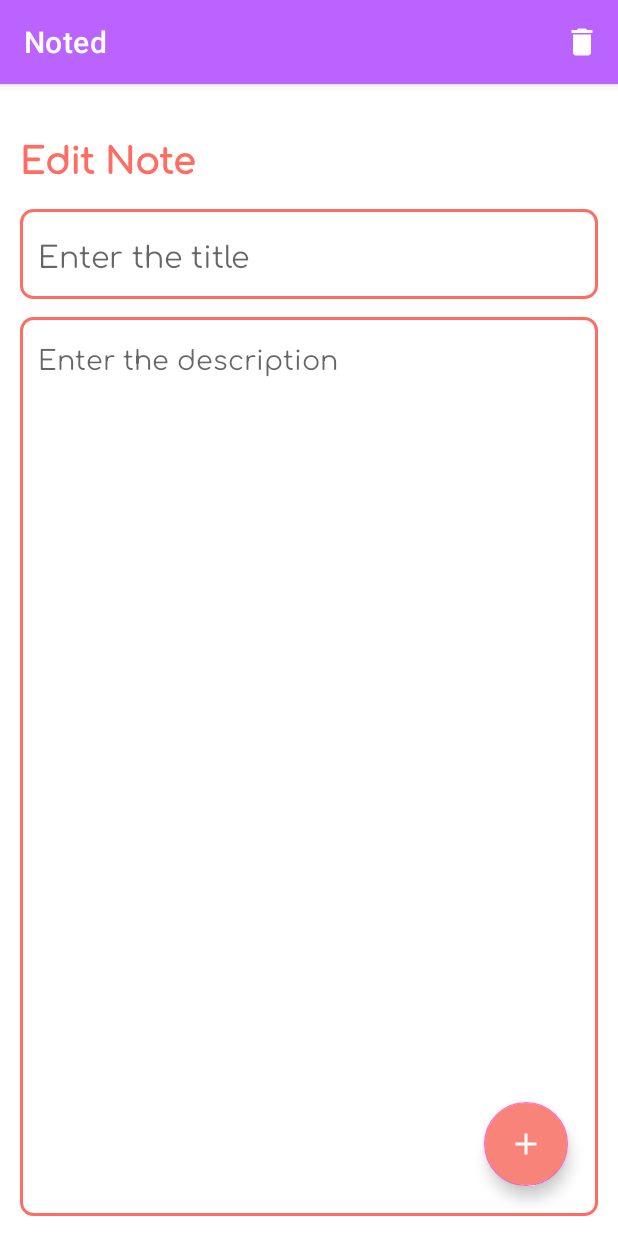
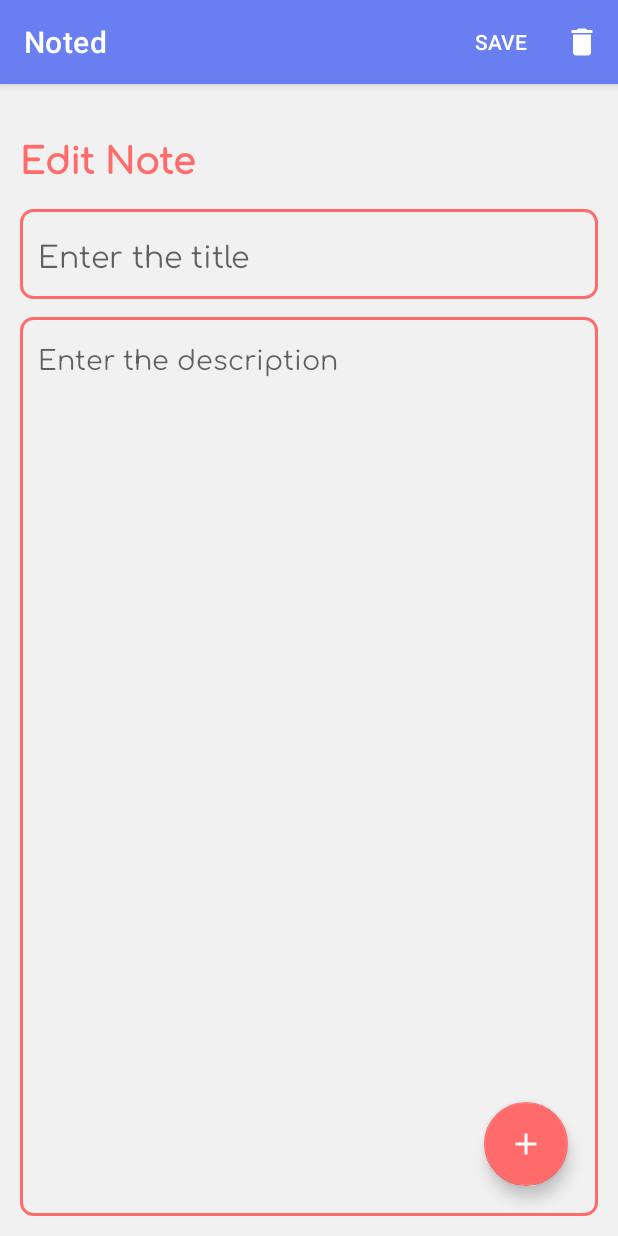
Before and after one commit to KushagraShukla004/Noted, an Android app: the EditNoteFragment screen opened through its navigation route, on a phone screen of 412 x 824 dp. Run offline under Robolectric (Android 15) with nearby library versions, the phone set to English and light mode, and no system bars; our stand-ins replace Room's generated code, data binding; 3 statements that could not run were skipped.

Commit message:
Style and color changes

```diff
--- a/app/src/main/res/drawable/red_border.xml
+++ b/app/src/main/res/drawable/red_border.xml
@@ -4,7 +4,7 @@
 
     <stroke
         android:width="2dp"
-        android:color="@color/brick_red"/>
+        android:color="@color/soft_red"/>
 
     <corners
         android:radius="8dp"/>
--- a/app/src/main/res/layout/fragment_add_note.xml
+++ b/app/src/main/res/layout/fragment_add_note.xml
@@ -19,7 +19,7 @@
             android:layout_marginTop="16dp"
             android:fontFamily="@font/comfortaa"
             android:text="@string/add_note"
-            android:textColor="@color/brick_red"
+            android:textColor="@color/soft_red"
             android:textSize="24sp"
             android:textStyle="bold" />
 
--- a/app/src/main/res/layout/fragment_edit_note.xml
+++ b/app/src/main/res/layout/fragment_edit_note.xml
@@ -20,7 +20,7 @@
             android:fontFamily="@font/comfortaa"
             android:text="Edit Note"
             android:textStyle="bold"
-            android:textColor="@color/brick_red"
+            android:textColor="@color/soft_red"
             android:textSize="24sp"
             tools:ignore="HardcodedText" />
 
@@ -59,7 +59,7 @@
             android:layout_marginEnd="20dp"
             android:layout_marginBottom="20dp"
             android:clickable="true"
-            android:backgroundTint="@color/pink"
+            android:backgroundTint="@color/soft_red"
             android:focusable="true"
             android:tintMode="@color/white"
             android:src="@drawable/baseline_add_24"
--- a/app/src/main/res/layout/fragment_home.xml
+++ b/app/src/main/res/layout/fragment_home.xml
@@ -15,7 +15,7 @@
             android:layout_height="wrap_content"
             android:layout_marginEnd="20dp"
             android:layout_marginBottom="28dp"
-            android:backgroundTint="@color/light_pink"
+            android:backgroundTint="@color/soft_gray_pink"
             android:clickable="true"
             android:contentDescription="image"
             android:focusable="true"
--- a/app/src/main/res/menu/menu_add_node.xml
+++ b/app/src/main/res/menu/menu_add_node.xml
@@ -5,7 +5,8 @@
 
     <item
         android:id="@+id/saveMenu"
-        android:title="Save"
+        android:textColor="@color/white"
+        android:title="@string/save"
         app:showAsAction="always"
         tools:ignore="HardcodedText" />
 </menu>
--- a/app/src/main/res/menu/menu_edit_node.xml
+++ b/app/src/main/res/menu/menu_edit_node.xml
@@ -1,6 +1,13 @@
 <?xml version="1.0" encoding="utf-8"?>
 <menu xmlns:android="http://schemas.android.com/apk/res/android"
     xmlns:app="http://schemas.android.com/apk/res-auto">
+
+    <item
+        android:id="@+id/saveMenu"
+        android:textColor="@color/white"
+        android:title="@string/save"
+        app:showAsAction="always"
+         />
 
     <item
         android:id="@+id/deleteMenu"
--- a/app/src/main/res/values/colors.xml
+++ b/app/src/main/res/values/colors.xml
@@ -3,8 +3,10 @@
     <color name="black">#FF000000</color>
     <color name="white">#FFFFFFFF</color>
     <color name="fuschia">#BA63FF</color>
-    <color name="blue">#6C63FF</color>
-    <color name="brick_red">#FF6C63</color>
-    <color name="light_pink">#FF63CF</color>
-    <color name="pink">#F88379</color>
+    <color name="blue">#697EF0</color>
+    <color name="soft_red">#FF6B6B</color>
+    <color name="light_gray">#F1F1F1</color>
+    <color name="dark_navy">#1B263B</color>
+    <color name="soft_gray_pink">#FFADB5</color>
+    <color name="dark_gray">#121212</color>
 </resources>
--- a/app/src/main/res/values/strings.xml
+++ b/app/src/main/res/values/strings.xml
@@ -4,4 +4,5 @@
     <string name="enter_the_description">Enter the description</string>
     <string name="enter_the_title">Enter the title</string>
     <string name="add_note">Add Note</string>
+    <string name="save">Save</string>
 </resources>
--- a/app/src/main/res/values/themes.xml
+++ b/app/src/main/res/values/themes.xml
@@ -1,17 +1,17 @@
 <resources xmlns:tools="http://schemas.android.com/tools">
-    <!-- Base application theme. -->
+    <!-- Light Theme -->
     <style name="Base.Theme.Noted" parent="Theme.MaterialComponents.DayNight.DarkActionBar">
-        <!-- Customize your light theme here. -->
         <!-- Primary brand color. -->
-        <item name="colorPrimary">@color/fuschia</item>
-        <item name="colorPrimaryVariant">@color/blue</item>
+        <item name="colorPrimary">@color/blue</item>
+        <item name="colorPrimaryVariant">@color/fuschia</item>
         <item name="colorOnPrimary">@color/white</item>
         <!-- Secondary brand color. -->
-        <item name="colorSecondary">@color/light_pink</item>
-        <item name="colorSecondaryVariant">@color/pink</item>
+        <item name="colorSecondary">@color/soft_red</item>
+        <item name="colorSecondaryVariant">@color/soft_gray_pink</item>
         <item name="colorOnSecondary">@color/black</item>
+        <!-- Background color -->
+        <item name="android:colorBackground">@color/light_gray</item>
         <!-- Status bar color. -->
-   <!-- <item name="android:statusBarColor">?attr/colorPrimaryVariant</item>-->
         <item name="android:statusBarColor">@android:color/transparent</item>
         <item name="android:windowLightStatusBar">true</item>
     </style>
```
Also changed, not shown: app/src/main/res/layout/note_layout.xml (+6 -1 lines), app/src/main/res/values-night/themes.xml (+16 -4 lines).
